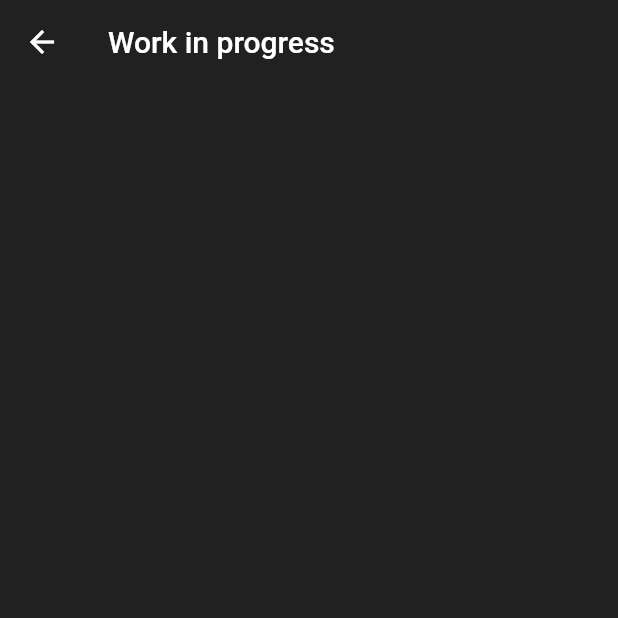
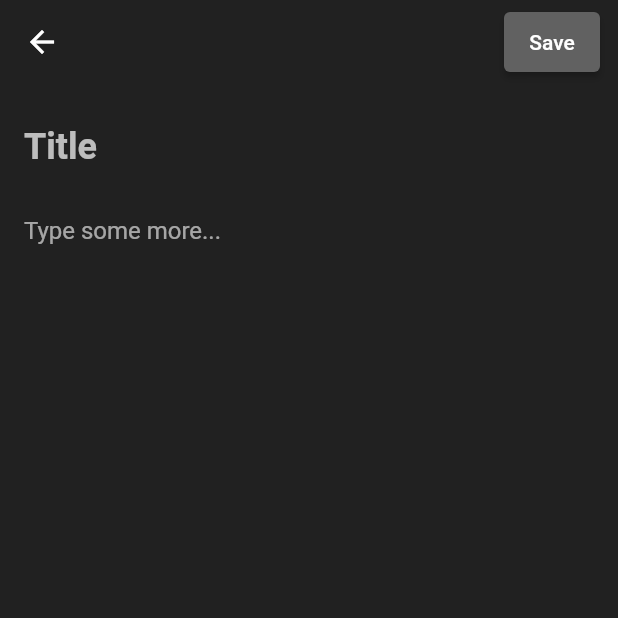
Before and after one commit to michalnowak18/Notepad, a Flutter app: the screen it shows after launch, after a tap on the "edit" icon, on a phone screen of 412 x 824 dp, the top half of it. Run offline on Flutter 3.47's test engine with Material 2 defaults, Android fonts, the phone set to English and light mode, and no system bars; our stand-ins replace sqflite; accounts and stored records are empty.

Commit message:
Added support for create, read and update operations on a database. Made new page, widget and few other improvements.

```diff
--- a/lib/db/database_provider.dart
+++ b/lib/db/database_provider.dart
@@ -25,29 +25,54 @@ class DatabaseProvider {
     return await openDatabase(path, version: 1, onCreate: _createDb);
   }
 
-  FutureOr<void> _createDb(Database db, int version) {}
+  Future _createDb(Database db, int version) async {
+    await db.execute('CREATE TABLE $notesTableName ('
+        '${NoteFields.id} INTEGER PRIMARY KEY AUTOINCREMENT,'
+        '${NoteFields.title} TEXT NOT NULL,'
+        '${NoteFields.content} TEXT NOT NULL'
+        ')');
+  }
+
+  Future<Note> create(Note note) async {
+    final db = await instance.database;
+    final id = await db.insert(notesTableName, note.toJson());
+    return note.copy(id: id);
+  }
+
+  Future<Note> read(int noteId) async {
+    final db = await instance.database;
+    final result = await db.query(
+      notesTableName,
+      columns: NoteFields.values,
+      where: '${NoteFields.id} = ?',
+      whereArgs: [noteId],
+    );
+
+    if (result.isEmpty) {
+      throw Exception('Note ID: $noteId not found');
+    }
+    return Note.fromJson(result.first);
+  }
+
+  Future<int> update(Note note) async {
+    final db = await instance.database;
+
+    return db.update(
+      notesTableName,
+      note.toJson(),
+      where: '${NoteFields.id} = ?',
+      whereArgs: [note.id],
+    );
+  }
+
+  Future<List<Note>> readAllNotes() async {
+    final db = await instance.database;
+    final result = await db.query(notesTableName);
+    return result.map((json) => Note.fromJson(json)).toList();
+  }
 
   Future close() async {
     final db = await instance.database;
     db.close();
   }
-
-  Future<List<Note>> readAllNotes() async {
-    Note note = Note(
-        id: 0,
-        number: 0,
-        title: "Lorem Ipsum",
-        content: "dolor sit amet, consectetur adipiscing elit, sed do eiusmod tempor incididunt ut labore et"
-            " dolore magna aliqua. Ut enim ad minim veniam, quis nostrud exercitation ullamco laboris nisi ut"
-            " aliquip ex ea commodo consequat.");
-
-    return [
-      note,
-      note,
-      note,
-      note,
-      note,
-      note,
-    ];
-  }
 }
--- a/lib/pages/add_edit_note_page.dart
+++ b/lib/pages/add_edit_note_page.dart
@@ -1,7 +1,8 @@
-import 'package:flutter/cupertino.dart';
 import 'package:flutter/material.dart';
+import 'package:notepad/db/database_provider.dart';
 
 import '../model/note.dart';
+import '../widgets/note_form_widget.dart';
 
 class AddEditNotePage extends StatefulWidget {
   final Note? note;
@@ -16,12 +17,79 @@ class AddEditNotePage extends StatefulWidget {
 }
 
 class _AddEditNotePageState extends State<AddEditNotePage> {
+  final _formKey = GlobalKey<FormState>();
+  late String title;
+  late String content;
+
+  @override
+  void initState() {
+    super.initState();
+
+    title = widget.note?.title ?? '';
+    content = widget.note?.content ?? '';
+  }
+
   @override
   Widget build(BuildContext context) {
     return Scaffold(
       appBar: AppBar(
-        title: Text("Work in progress"),
+        actions: [saveButton()],
+      ),
+      body: Form(
+        key: _formKey,
+        child: NoteFormWidget(
+          title: title,
+          content: content,
+          onChangedTitle: (title) => setState(() => this.title = title),
+          onChangedContent: (content) => setState(() => this.content = content),
+        ),
       ),
     );
   }
+
+  Widget saveButton() {
+    final isValid = title.isNotEmpty && content.isNotEmpty;
+
+    return Padding(
+      padding: EdgeInsets.symmetric(
+        vertical: 8,
+        horizontal: 12,
+      ),
+      child: ElevatedButton(
+        child: Text("Save"),
+        onPressed: addOrUpdateNote,
+        style: ElevatedButton.styleFrom(
+          foregroundColor: Colors.white,
+          backgroundColor: isValid ? null : Colors.grey.shade700,
+        ),
+      ),
+    );
+  }
+
+  void addOrUpdateNote() async {
+    final isValid = _formKey.currentState!.validate();
+
+    if (isValid) {
+      final isUpdating = widget.note != null;
+
+      if (isUpdating) {
+        await updateNote();
+      } else {
+        await addNote();
+      }
+
+      Navigator.of(context).pop();
+    }
+  }
+
+  Future updateNote() async {
+    final note = widget.note!.copy(title: title, content: content);
+    await DatabaseProvider.instance.update(note);
+  }
+
+  Future addNote() async {
+    await DatabaseProvider.instance.create(
+      Note(title: title, content: content),
+    );
+  }
 }
--- /dev/null
+++ b/lib/widgets/note_form_widget.dart
@@ -0,0 +1,71 @@
+import 'package:flutter/material.dart';
+
+class NoteFormWidget extends StatelessWidget {
+  final String? title;
+  final String? content;
+  final ValueChanged<String> onChangedTitle;
+  final ValueChanged<String> onChangedContent;
+
+  const NoteFormWidget({
+    Key? key,
+    this.title = '',
+    this.content = '',
+    required this.onChangedTitle,
+    required this.onChangedContent,
+  }) : super(key: key);
+
+  @override
+  Widget build(BuildContext context) {
+    return SingleChildScrollView(
+      child: Padding(
+        padding: EdgeInsets.all(16),
+        child: Column(
+          mainAxisSize: MainAxisSize.min,
+          children: [
+            buildTitle(),
+            SizedBox(
+              height: 8,
+            ),
+            buildContent(),
+          ],
+        ),
+      ),
+    );
+  }
+
+  Widget buildTitle() {
+    return TextFormField(
+      maxLines: 1,
+      initialValue: title,
+      style: TextStyle(
+        color: Colors.white70,
+        fontWeight: FontWeight.bold,
+        fontSize: 24,
+      ),
+      decoration: InputDecoration(
+        border: InputBorder.none,
+        hintText: 'Title',
+        hintStyle: TextStyle(color: Colors.white70),
+      ),
+      validator: (title) => title != null && title.isEmpty ? 'Title cannot be empty' : null,
+      onChanged: onChangedTitle,
+    );
+  }
+
+  Widget buildContent() {
+    return TextFormField(
+      maxLines: 5,
+      initialValue: content,
+      style: TextStyle(
+        color: Colors.white60,
+      ),
+      decoration: InputDecoration(
+        border: InputBorder.none,
+        hintText: 'Type some more...',
+        hintStyle: TextStyle(color: Colors.white60),
+      ),
+      validator: (content) => content != null && content.isEmpty ? 'Note content cannot be empty' : null,
+      onChanged: onChangedContent,
+    );
+  }
+}
```
Also changed, not shown: lib/pages/note_detail_page.dart (+58 -1 lines).
